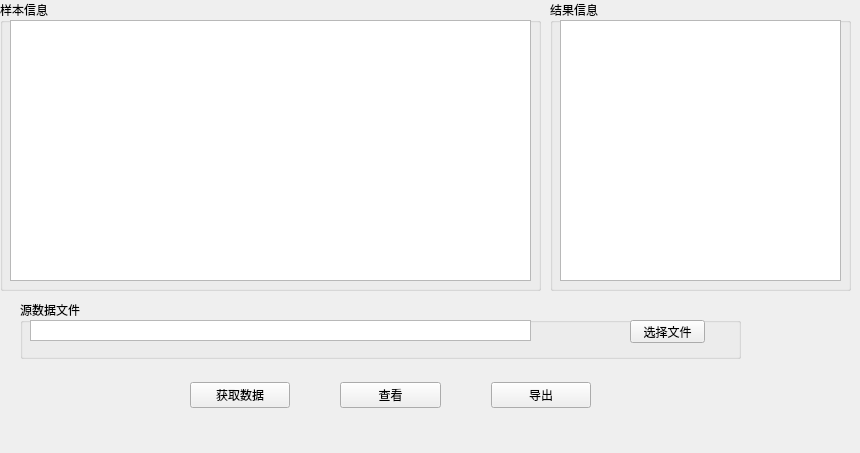
Qt form mainWindow.ui (maxminhp/SNQT) before a commit.
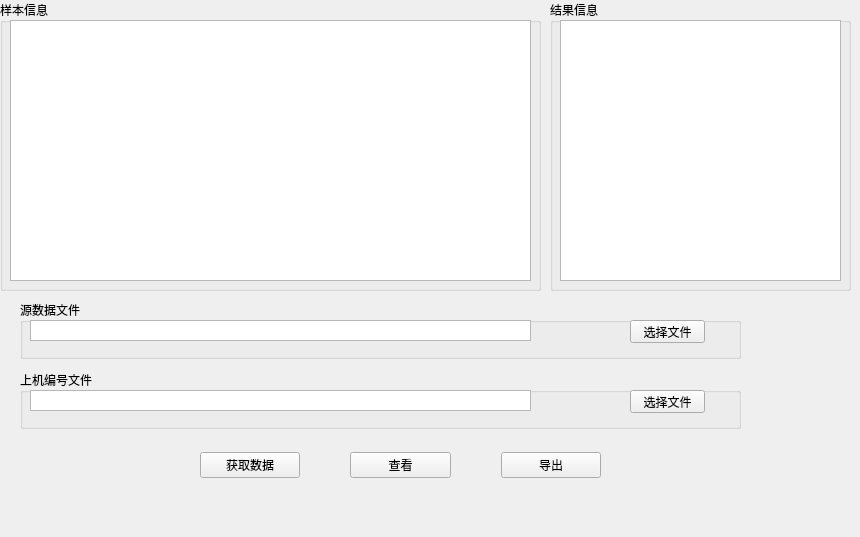
The same form after that commit.

Commit message: 新增上机编号选择填写

The edit to the form file:
```diff
--- a/mainWindow.ui
+++ b/mainWindow.ui
@@ -7,7 +7,7 @@
     <x>0</x>
     <y>0</y>
     <width>860</width>
-    <height>453</height>
+    <height>537</height>
    </rect>
   </property>
   <property name="font">
@@ -110,8 +110,8 @@
   <widget class="QWidget" name="horizontalLayoutWidget">
    <property name="geometry">
     <rect>
-     <x>190</x>
-     <y>370</y>
+     <x>200</x>
+     <y>440</y>
      <width>401</width>
      <height>51</height>
     </rect>
@@ -146,6 +146,48 @@
     </item>
    </layout>
   </widget>
+  <widget class="QGroupBox" name="groupSourceFile2">
+   <property name="geometry">
+    <rect>
+     <x>20</x>
+     <y>370</y>
+     <width>721</width>
+     <height>59</height>
+    </rect>
+   </property>
+   <property name="title">
+    <string>上机编号文件</string>
+   </property>
+   <widget class="QPushButton" name="pushMachineFile">
+    <property name="geometry">
+     <rect>
+      <x>610</x>
+      <y>20</y>
+      <width>75</width>
+      <height>23</height>
+     </rect>
+    </property>
+    <property name="text">
+     <string>选择文件</string>
+    </property>
+   </widget>
+   <widget class="QTextBrowser" name="textMachineNoFile">
+    <property name="geometry">
+     <rect>
+      <x>10</x>
+      <y>20</y>
+      <width>501</width>
+      <height>21</height>
+     </rect>
+    </property>
+    <property name="verticalScrollBarPolicy">
+     <enum>Qt::ScrollBarAlwaysOff</enum>
+    </property>
+    <property name="horizontalScrollBarPolicy">
+     <enum>Qt::ScrollBarAlwaysOff</enum>
+    </property>
+   </widget>
+  </widget>
  </widget>
  <resources/>
  <connections/>
```
The commit also changes 7 other files.
